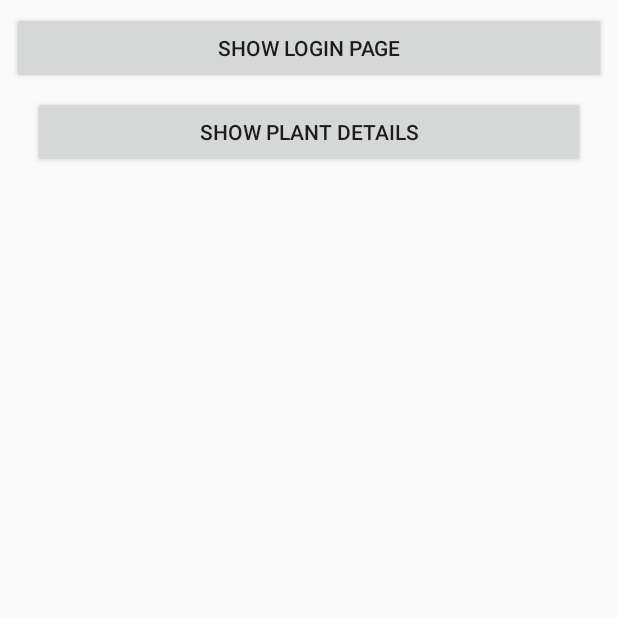
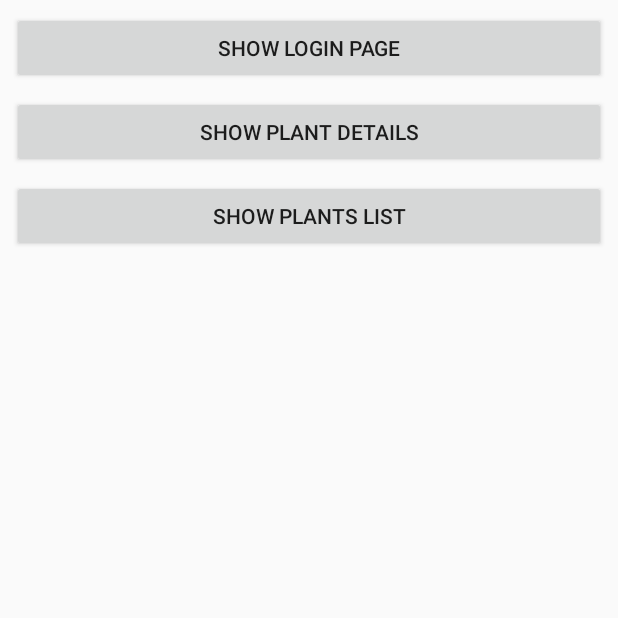
Before and after one commit to voxuus/Acarsoy, an Android app: the screen it shows after launch (MainActivity), on a phone screen of 412 x 824 dp, the top half of it. Run offline under Robolectric (Android 15) with nearby library versions, the phone set to English and light mode, and no system bars; our stand-ins replace ButterKnife.

Commit message:
changed main activity

```diff
--- a/Source/app/build.gradle
+++ b/Source/app/build.gradle
@@ -27,9 +27,9 @@ dependencies {
 
     compile 'com.android.support.constraint:constraint-layout:1.0.2'
     compile 'com.jakewharton:butterknife:8.8.0'
-    annotationProcessor 'com.jakewharton:butterknife-compiler:8.8.0'
-    testCompile 'junit:junit:4.12'
     compile 'com.android.support:appcompat-v7:25.3.1'
     compile 'com.android.support:recyclerview-v7:25.3.1'
     compile 'com.android.support:cardview-v7:25.3.1'
+    testCompile 'junit:junit:4.12'
+    annotationProcessor 'com.jakewharton:butterknife-compiler:8.8.0'
 }
--- a/Source/app/src/main/res/layout/activity_main.xml
+++ b/Source/app/src/main/res/layout/activity_main.xml
@@ -24,7 +24,7 @@
 
     <Button
         android:id="@+id/activity_main_plant_details"
-        android:layout_width="368dp"
+        android:layout_width="0dp"
         android:layout_height="wrap_content"
 
         android:layout_marginTop="8dp"
@@ -35,4 +35,17 @@
         android:layout_marginRight="8dp"
         app:layout_constraintRight_toRightOf="parent"/>
 
+    <Button
+        android:id="@+id/activity_main_plant_list"
+        android:layout_width="0dp"
+        android:layout_height="wrap_content"
+
+        android:layout_marginTop="8dp"
+        android:text="Show plants list"
+        app:layout_constraintTop_toBottomOf="@+id/activity_main_plant_details"
+        android:layout_marginLeft="8dp"
+        app:layout_constraintLeft_toLeftOf="parent"
+        android:layout_marginRight="8dp"
+        app:layout_constraintRight_toRightOf="parent"/>
+
 </android.support.constraint.ConstraintLayout>
```
Also changed, not shown: Source/app/src/main/java/ua/in/zeusapps/acarsoy/MainActivity.java (+11 -4 lines).
